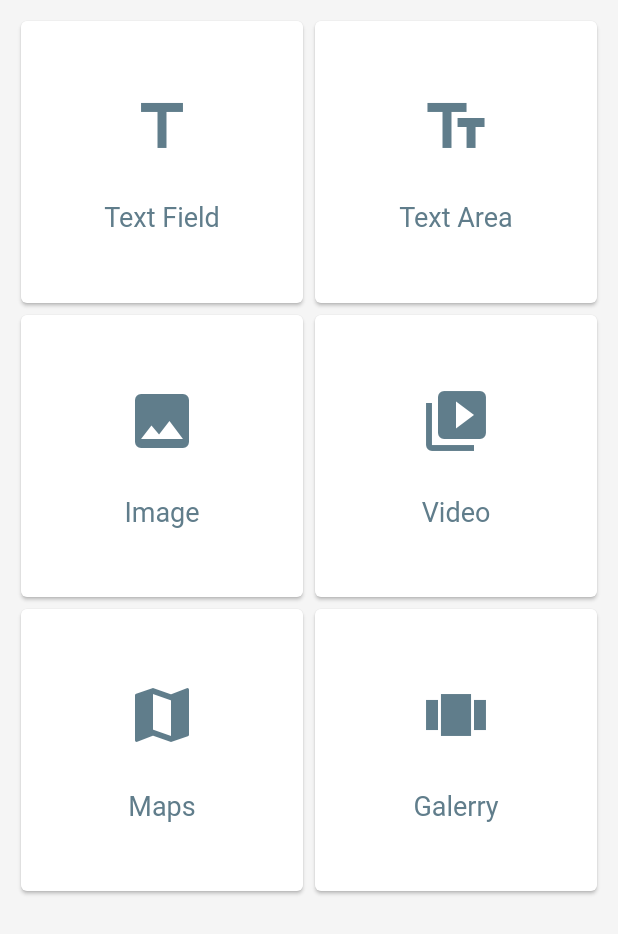
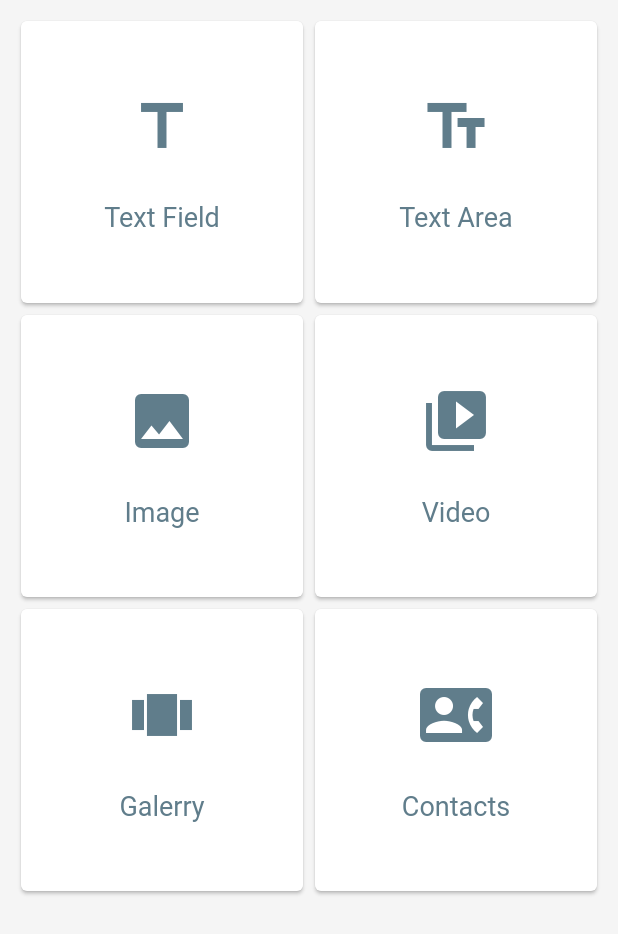
Before and after one commit to GuilhermeVendramini/flutter-projectx, a Flutter app: the PluginsScreen screen opened directly, on a phone screen of 412 x 824 dp. Shown: the top 934 px of the screen. Run offline on Flutter 3.47's test engine with Material 2 defaults, Android fonts, the phone set to English and light mode, and no system bars; our stand-ins replace flutter_colorpicker, sqflite; accounts and stored records are empty; Roboto replaces fonts that are missing (ProductSans).

Commit message:
Refactoring pages order

```diff
--- a/lib/app/plugins/data/plugins.dart
+++ b/lib/app/plugins/data/plugins.dart
@@ -19,11 +19,11 @@ List<PluginsModel> pluginsData = [
     icon: Icons.video_library,
   ),
   PluginsModel(
-    name: "Maps",
-    icon: Icons.map,
-  ),
-  PluginsModel(
     name: "Galerry",
     icon: Icons.view_carousel,
   ),
+  PluginsModel(
+    name: "Contacts",
+    icon: Icons.contact_phone,
+  ),
 ];
```
